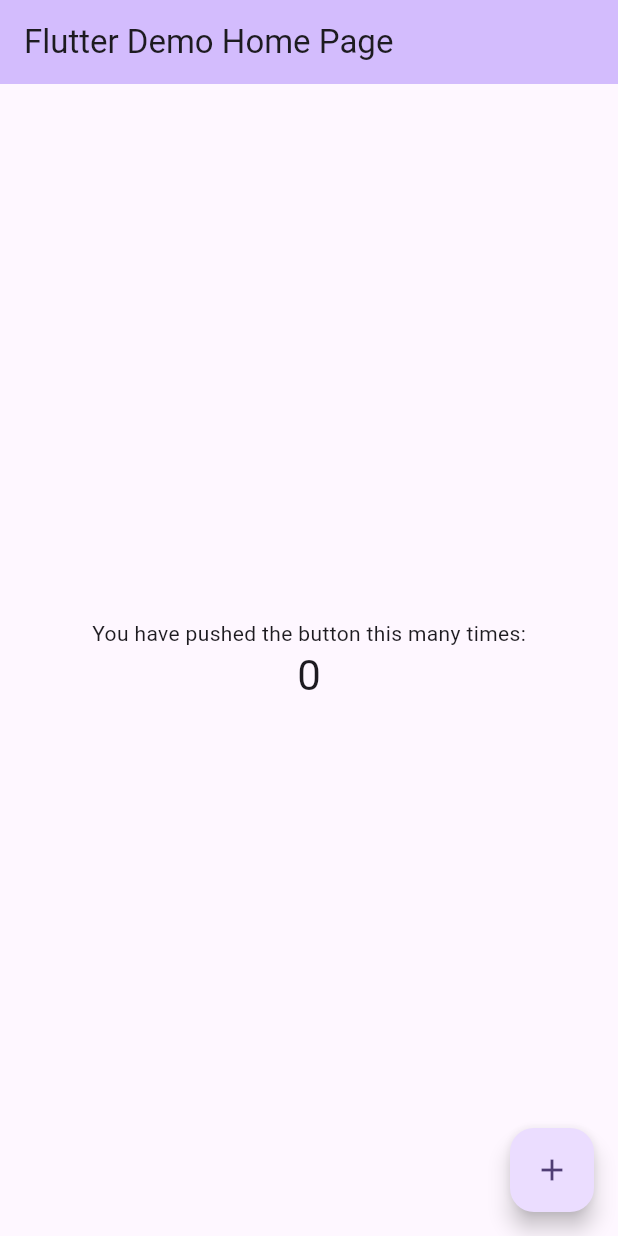
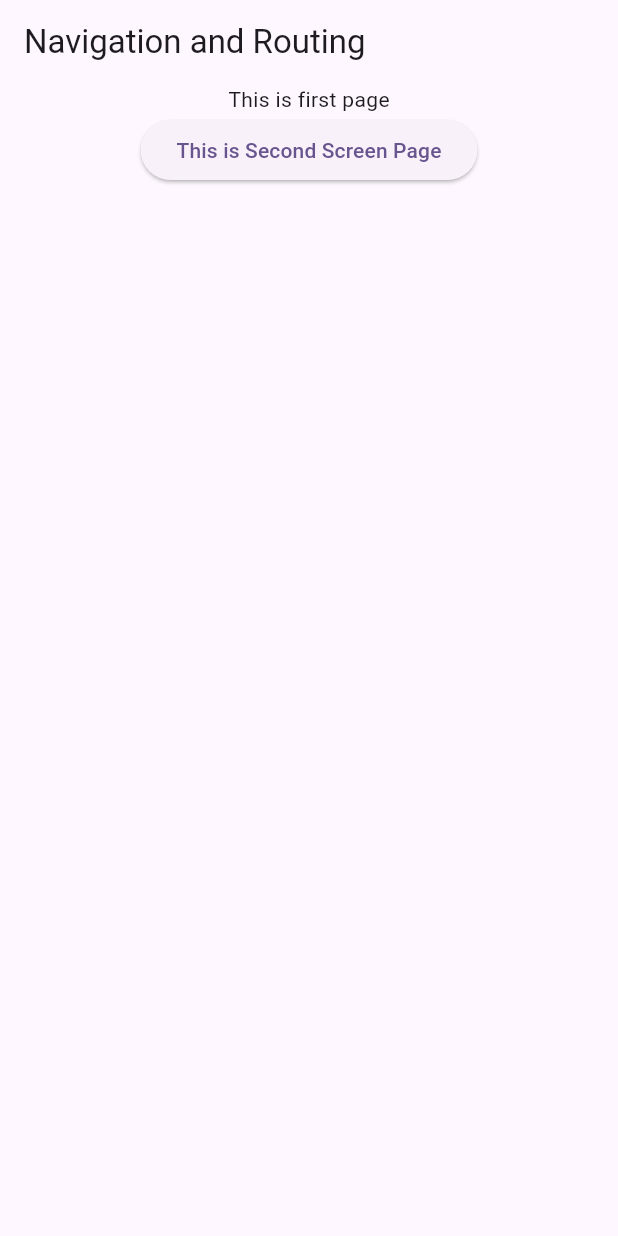
Before and after one commit to iqbalsuwandi20/belajar-flutter, a Flutter app: the screen it shows after launch, on a phone screen of 412 x 824 dp. Run offline on Flutter 3.47's test engine with Material 3 defaults, Android fonts, the phone set to English and light mode, and no system bars.

Commit message:
cara membuat navigation and routes

```diff
--- a/lib/main.dart
+++ b/lib/main.dart
@@ -1,3 +1,4 @@
+import 'package:belajar_flutter_intermediate/second_screen_page.dart';
 import 'package:flutter/material.dart';
 
 void main() {
@@ -7,119 +8,68 @@
 class MyApp extends StatelessWidget {
   const MyApp({super.key});
 
-  // This widget is the root of your application.
   @override
   Widget build(BuildContext context) {
     return MaterialApp(
       title: 'Flutter Demo',
       theme: ThemeData(
-        // This is the theme of your application.
-        //
-        // TRY THIS: Try running your application with "flutter run". You'll see
-        // the application has a purple toolbar. Then, without quitting the app,
-        // try changing the seedColor in the colorScheme below to Colors.green
-        // and then invoke "hot reload" (save your changes or press the "hot
-        // reload" button in a Flutter-supported IDE, or press "r" if you used
-        // the command line to start the app).
-        //
-        // Notice that the counter didn't reset back to zero; the application
-        // state is not lost during the reload. To reset the state, use hot
-        // restart instead.
-        //
-        // This works for code too, not just values: Most code changes can be
-        // tested with just a hot reload.
         colorScheme: ColorScheme.fromSeed(seedColor: Colors.deepPurple),
         useMaterial3: true,
       ),
-      home: const MyHomePage(title: 'Flutter Demo Home Page'),
+      home: const MyHomePage(),
+      initialRoute: "/",
+      routes: {"secondPage": (context) => SecondScreenPage()},
     );
   }
 }
 
 class MyHomePage extends StatefulWidget {
-  const MyHomePage({super.key, required this.title});
-
-  // This widget is the home page of your application. It is stateful, meaning
-  // that it has a State object (defined below) that contains fields that affect
-  // how it looks.
-
-  // This class is the configuration for the state. It holds the values (in this
-  // case the title) provided by the parent (in this case the App widget) and
-  // used by the build method of the State. Fields in a Widget subclass are
-  // always marked "final".
-
-  final String title;
+  const MyHomePage({super.key});
 
   @override
   State<MyHomePage> createState() => _MyHomePageState();
 }
 
 class _MyHomePageState extends State<MyHomePage> {
-  int _counter = 0;
-
-  void _incrementCounter() {
-    setState(() {
-      // This call to setState tells the Flutter framework that something has
-      // changed in this State, which causes it to rerun the build method below
-      // so that the display can reflect the updated values. If we changed
-      // _counter without calling setState(), then the build method would not be
-      // called again, and so nothing would appear to happen.
-      _counter++;
-    });
-  }
-
   @override
   Widget build(BuildContext context) {
-    // This method is rerun every time setState is called, for instance as done
-    // by the _incrementCounter method above.
-    //
-    // The Flutter framework has been optimized to make rerunning build methods
-    // fast, so that you can just rebuild anything that needs updating rather
-    // than having to individually change instances of widgets.
     return Scaffold(
       appBar: AppBar(
-        // TRY THIS: Try changing the color here to a specific color (to
-        // Colors.amber, perhaps?) and trigger a hot reload to see the AppBar
-        // change color while the other colors stay the same.
-        backgroundColor: Theme.of(context).colorScheme.inversePrimary,
-        // Here we take the value from the MyHomePage object that was created by
-        // the App.build method, and use it to set our appbar title.
-        title: Text(widget.title),
+        title: Text("Navigation and Routing"),
       ),
       body: Center(
-        // Center is a layout widget. It takes a single child and positions it
-        // in the middle of the parent.
         child: Column(
-          // Column is also a layout widget. It takes a list of children and
-          // arranges them vertically. By default, it sizes itself to fit its
-          // children horizontally, and tries to be as tall as its parent.
-          //
-          // Column has various properties to control how it sizes itself and
-          // how it positions its children. Here we use mainAxisAlignment to
-          // center the children vertically; the main axis here is the vertical
-          // axis because Columns are vertical (the cross axis would be
-          // horizontal).
-          //
-          // TRY THIS: Invoke "debug painting" (choose the "Toggle Debug Paint"
-          // action in the IDE, or press "p" in the console), to see the
-          // wireframe for each widget.
-          mainAxisAlignment: MainAxisAlignment.center,
-          children: <Widget>[
-            const Text(
-              'You have pushed the button this many times:',
-            ),
-            Text(
-              '$_counter',
-              style: Theme.of(context).textTheme.headlineMedium,
-            ),
+          children: [
+            Text("This is first page"),
+
+            // navigator pushnamed
+            ElevatedButton(
+                onPressed: () {
+                  Navigator.of(context, rootNavigator: true)
+                      .pushNamed("secondPage");
+                },
+                child: Text("This is Second Screen Page"))
+
+            // navigator pop
+            // ElevatedButton(
+            //     onPressed: () {
+            //       Navigator.of(context).pop(MaterialPageRoute(builder: (_) {
+            //         return SecondScreenPage();
+            //       }));
+            //     },
+            //     child: Text("Go to screen 2"))
+
+            // navigator push
+            // ElevatedButton(
+            //     onPressed: () {
+            //       Navigator.push(context, MaterialPageRoute(builder: (_) {
+            //         return SecondScreenPage();
+            //       }));
+            //     },
+            //     child: Text("Go to Page 2"))
           ],
         ),
       ),
-      floatingActionButton: FloatingActionButton(
-        onPressed: _incrementCounter,
-        tooltip: 'Increment',
-        child: const Icon(Icons.add),
-      ), // This trailing comma makes auto-formatting nicer for build methods.
     );
   }
 }
```
Also changed, not shown: lib/second_screen_page.dart (added, +29 -0 lines).
